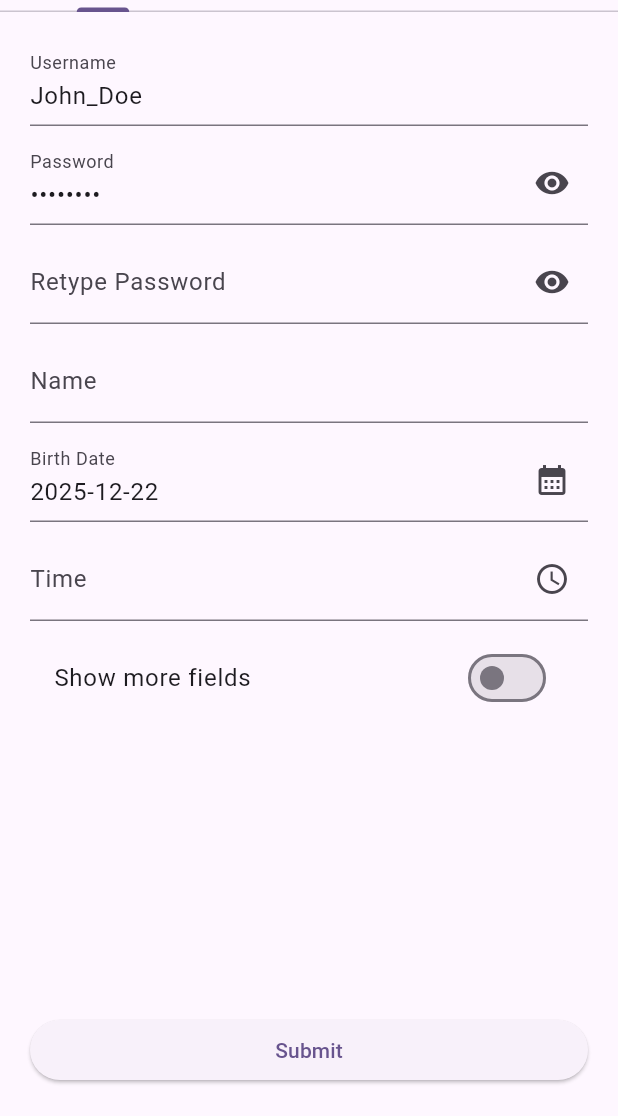
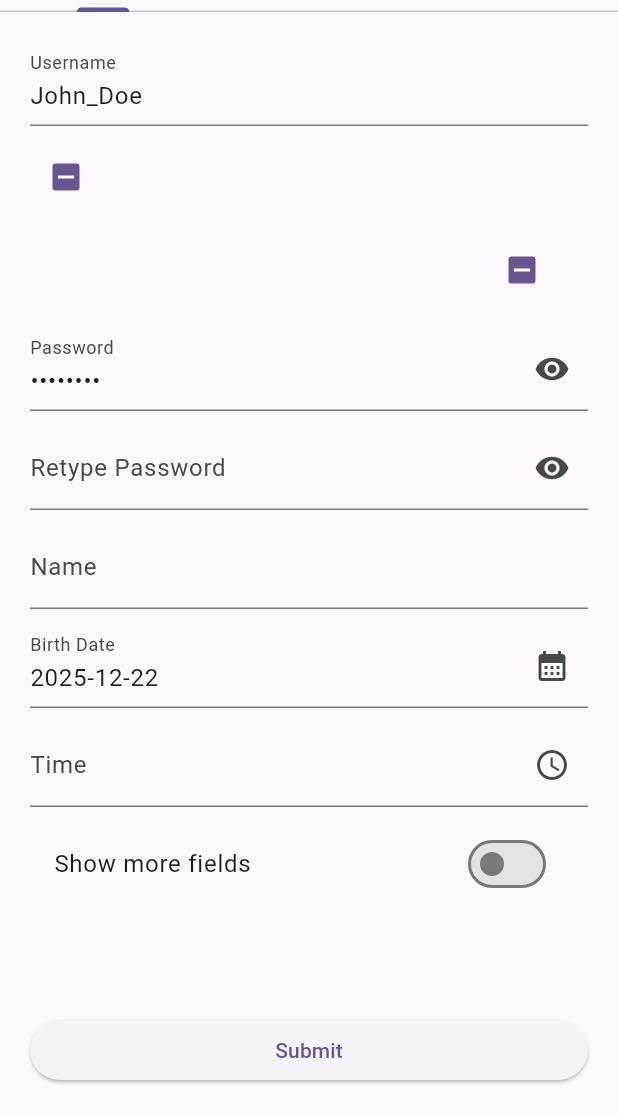
Before and after one commit to semutKecil/just_form, a Flutter app: the screen it shows after launch, on a phone screen of 412 x 824 dp, the part 120-1236 px from its top. Run offline on Flutter 3.47's test engine with Material 3 defaults, Android fonts, the phone set to English and light mode, and no system bars; our stand-ins replace flutter_bloc, freezed_annotation; missing offline and left inert: validatorless.

```diff
--- a/example/lib/basic_example.dart
+++ b/example/lib/basic_example.dart
@@ -59,6 +59,16 @@ class BasicExample extends StatelessWidget {
                           Validatorless.min(6, 'Min lenght 6'),
                           Validatorless.max(20, 'Max lenght 20'),
                         ],
+                      ),
+                      JustCheckbox(
+                        name: "cktri",
+                        tristate: true,
+                        initialValue: null,
+                      ),
+                      JustCheckboxListTile(
+                        name: "cktri2",
+                        tristate: true,
+                        initialValue: null,
                       ),
                       JustTextField(
                         name: "password",
--- a/lib/src/ui/field/just_checkbox.dart
+++ b/lib/src/ui/field/just_checkbox.dart
@@ -272,7 +272,7 @@ class JustCheckbox extends StatelessWidget implements JustFieldAbstract<bool> {
 
   @override
   Widget build(BuildContext context) {
-    return JustField<bool>(
+    return JustField<bool?>(
       name: name,
       initialValue: tristate ? initialValue : initialValue ?? false,
       rebuildOnErrorChanged: false,
--- a/lib/src/ui/field/just_checkbox_list_tile.dart
+++ b/lib/src/ui/field/just_checkbox_list_tile.dart
@@ -316,7 +316,7 @@ class JustCheckboxListTile extends StatelessWidget
 
   @override
   Widget build(BuildContext context) {
-    return JustField<bool>(
+    return JustField<bool?>(
       name: name,
       initialValue: tristate ? initialValue : initialValue ?? false,
       rebuildOnValueChangedInternally: true,
--- a/pubspec.yaml
+++ b/pubspec.yaml
@@ -1,6 +1,6 @@
 name: just_form
 description: "A Flutter package for building forms and validation."
-version: 0.0.5
+version: 0.0.6
 homepage: https://github.com/semutKecil/just_form
 
 environment:
```
Also changed, not shown: 1 other file.
